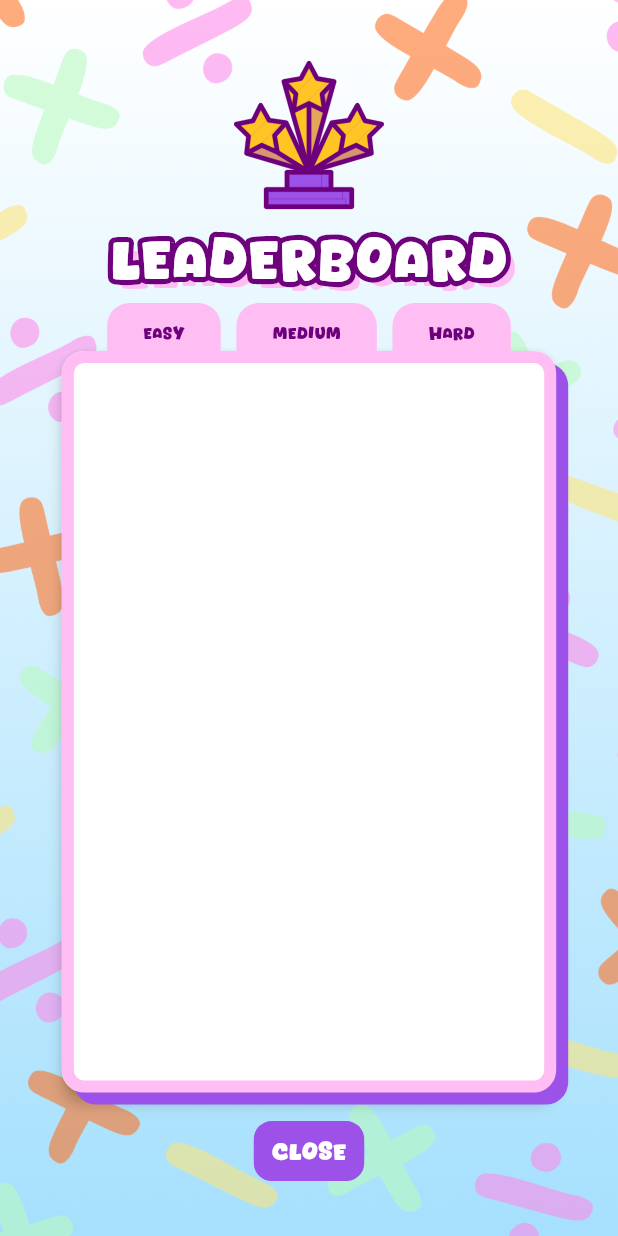
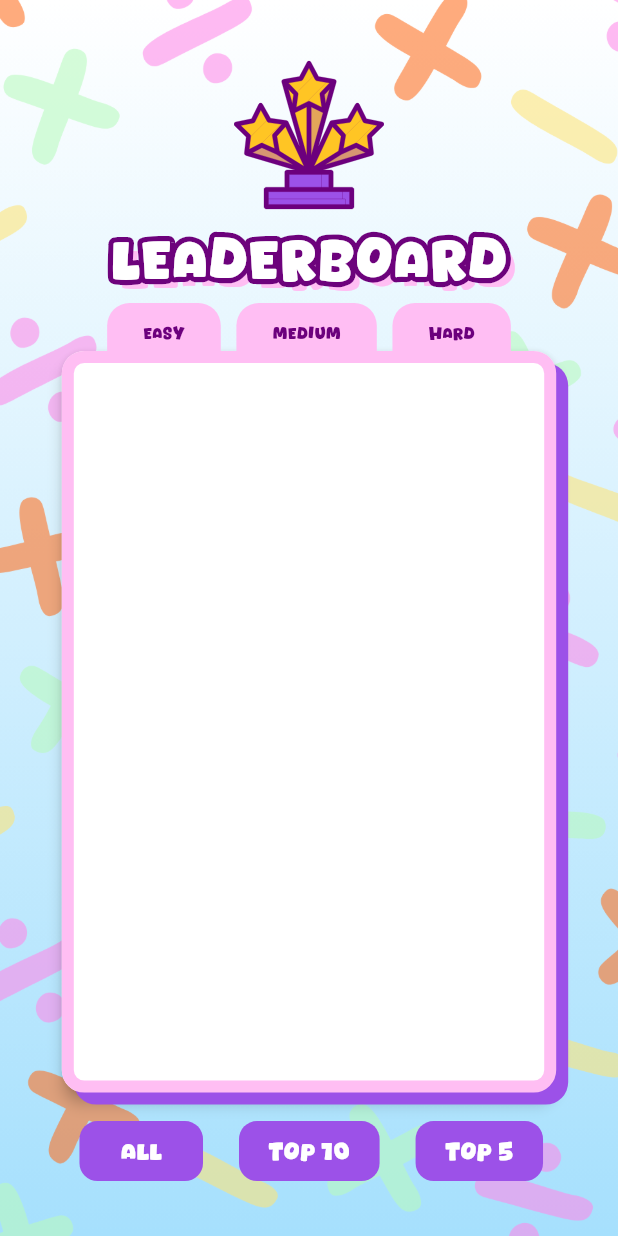
Before and after one commit to lanseudesu/Math-and-Match-, a Flutter app: the Leaderboard screen opened directly, after a tap on "Easy", on a phone screen of 412 x 824 dp. Run offline on Flutter 3.47's test engine with Material 3 defaults, Android fonts, the light colour scheme and no system bars; our stand-ins replace flutter_svg, google_fonts, shared_preferences; missing offline and left inert: flame_audio; accounts and stored records are empty; network calls fail.

Commit message:
added top5/10 leaderboard + change icon & name

```diff
--- a/lib/pages/leaderboard.dart
+++ b/lib/pages/leaderboard.dart
@@ -16,6 +16,8 @@ class LeaderboardState extends State<Leaderboard> {
   List<Player> users = [];
   String currentScoreType = 'Easy';
   bool _isMounted = false;
+  int currentTopN = 0;
+  List<Widget> displayedUserList = [];
 
   @override
   void initState() {
@@ -78,7 +80,7 @@ class LeaderboardState extends State<Leaderboard> {
     return uniqueUsers.values.toList();
   }
 
-  List<Widget> buildUserList() {
+  List<Widget> buildUserList(int topN) {
     List<Player> uniqueUsers = getUniqueUsersWithHighestScores();
 
     uniqueUsers.sort((a, b) {
@@ -93,6 +95,10 @@ class LeaderboardState extends State<Leaderboard> {
           return 0;
       }
     });
+
+    if (topN > 0) {
+      uniqueUsers = uniqueUsers.take(topN).toList();
+    }
 
     return uniqueUsers
         .asMap()
@@ -263,7 +269,6 @@ class LeaderboardState extends State<Leaderboard> {
         return formatScore(user.easyScore);
       case 'Medium':
         return formatScore(user.mediumScore);
-        ;
       case 'Hard':
         return formatScore(user.hardScore);
       default:
@@ -361,7 +366,7 @@ class LeaderboardState extends State<Leaderboard> {
                           child: ListView(
                             padding:
                                 EdgeInsets.fromLTRB(16.0, 16.0, 16.0, 16.0),
-                            children: buildUserList(),
+                            children: buildUserList(0),
                           ),
                         ),
                       ),
@@ -378,6 +383,8 @@ class LeaderboardState extends State<Leaderboard> {
                               onPressed: () {
                                 setState(() {
                                   currentScoreType = 'Easy';
+                                  displayedUserList =
+                                      buildUserList(currentTopN);
                                 });
                               },
                               style: ButtonStyle(
@@ -411,6 +418,8 @@ class LeaderboardState extends State<Leaderboard> {
                               onPressed: () {
                                 setState(() {
                                   currentScoreType = 'Medium';
+                                  displayedUserList =
+                                      buildUserList(currentTopN);
                                 });
                               },
                               style: ButtonStyle(
@@ -443,6 +452,8 @@ class LeaderboardState extends State<Leaderboard> {
                               onPressed: () {
                                 setState(() {
                                   currentScoreType = 'Hard';
+                                  displayedUserList =
+                                      buildUserList(currentTopN);
                                 });
                               },
                               style: ButtonStyle(
@@ -480,20 +491,27 @@ class LeaderboardState extends State<Leaderboard> {
               ),
               SizedBox(height: 15),
               Center(
-                child: TextButton(
+                child: Row(
+                  mainAxisAlignment: MainAxisAlignment.spaceEvenly,
+                  children: [
+                    SizedBox(width: 5),
+                    TextButton(
                       onPressed: () {
-                    Navigator.pushReplacement(context,
-                        MaterialPageRoute(builder: (context) => Menu()));
+                        setState(() {
+                          displayedUserList = buildUserList(0);
+                          currentTopN = 0; // Display all users
+                        });
                       },
                       style: ButtonStyle(
-                    shape: MaterialStateProperty.all<RoundedRectangleBorder>(
+                        shape:
+                            MaterialStateProperty.all<RoundedRectangleBorder>(
                                 RoundedRectangleBorder(
                                     borderRadius: BorderRadius.circular(12.0))),
                         backgroundColor:
                             MaterialStateProperty.all<Color>(Color(0xff9C51E8)),
                       ),
                       child: Text(
-                    'Close',
+                        '    ALL    ',
                         style: TextStyle(
                           fontFamily: 'Catfiles',
                           fontSize: 15,
@@ -502,7 +520,60 @@ class LeaderboardState extends State<Leaderboard> {
                         ),
                       ),
                     ),
-              )
+                    TextButton(
+                      onPressed: () {
+                        setState(() {
+                          displayedUserList = buildUserList(10);
+                          currentTopN = 10;
+                        });
+                      },
+                      style: ButtonStyle(
+                        shape:
+                            MaterialStateProperty.all<RoundedRectangleBorder>(
+                                RoundedRectangleBorder(
+                                    borderRadius: BorderRadius.circular(12.0))),
+                        backgroundColor:
+                            MaterialStateProperty.all<Color>(Color(0xff9C51E8)),
+                      ),
+                      child: Text(
+                        '  TOP 10  ',
+                        style: TextStyle(
+                          fontFamily: 'Catfiles',
+                          fontSize: 15,
+                          fontWeight: FontWeight.w500,
+                          color: Colors.white,
+                        ),
+                      ),
+                    ),
+                    TextButton(
+                      onPressed: () {
+                        setState(() {
+                          displayedUserList = buildUserList(5);
+                          currentTopN = 5;
+                        });
+                      },
+                      style: ButtonStyle(
+                        shape:
+                            MaterialStateProperty.all<RoundedRectangleBorder>(
+                                RoundedRectangleBorder(
+                                    borderRadius: BorderRadius.circular(12.0))),
+                        backgroundColor:
+                            MaterialStateProperty.all<Color>(Color(0xff9C51E8)),
+                      ),
+                      child: Text(
+                        '  TOP 5  ',
+                        style: TextStyle(
+                          fontFamily: 'Catfiles',
+                          fontSize: 15,
+                          fontWeight: FontWeight.w500,
+                          color: Colors.white,
+                        ),
+                      ),
+                    ),
+                    SizedBox(width: 2),
+                  ],
+                ),
+              ),
             ],
           ),
         ),
```
Also changed, not shown: pubspec.yaml (+7 -0 lines), assets/icons/app_icon.png (added), pubspec.lock, 28 other files. Lines whose indentation alone changed are shown as unchanged.
